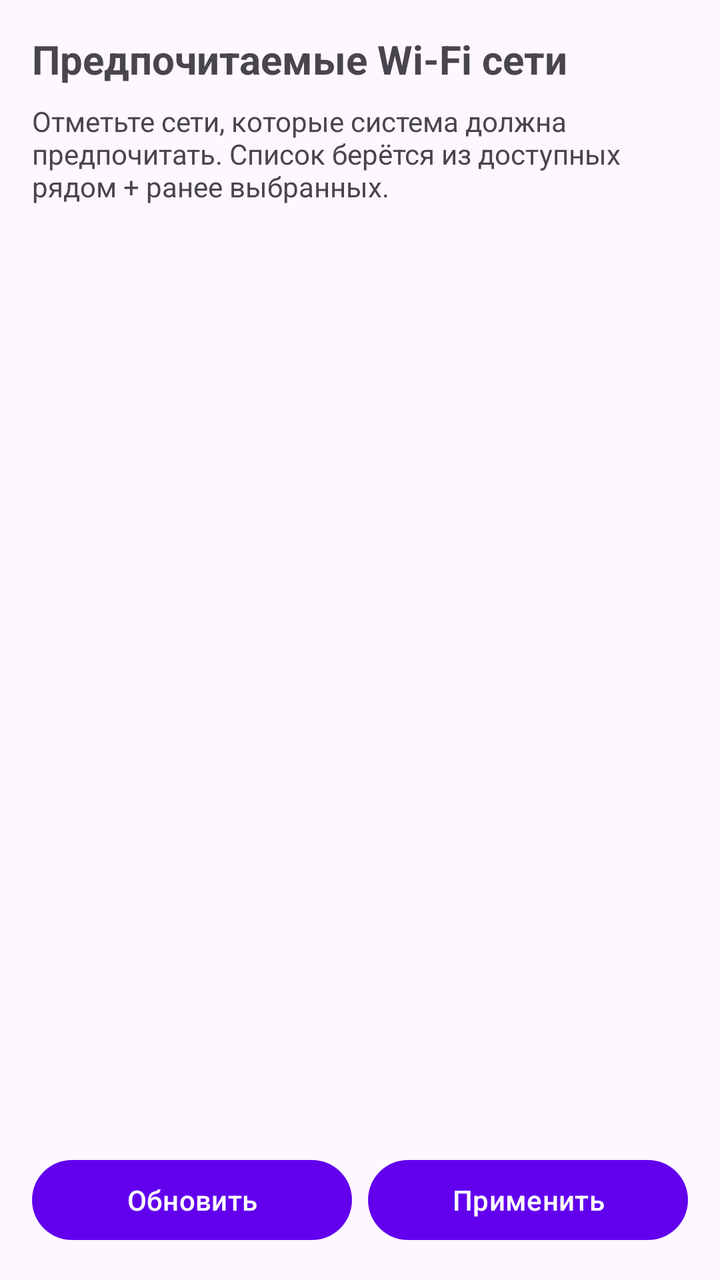
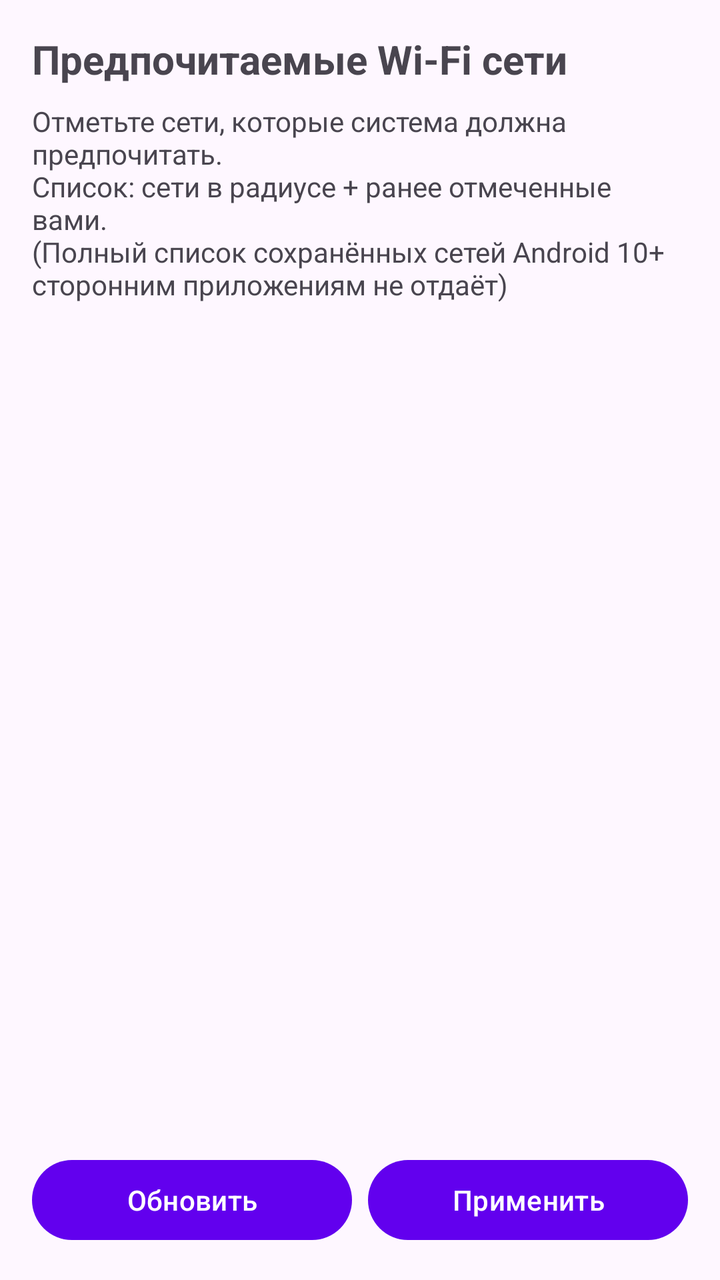

Two renders of the same Android screen: before a commit and after it. Below are the layout's source before the change and the commit's diff.
<!-- AndroidManifest.xml: activity theme Theme.PreferredWifi -->
<!-- res/layout/activity_main.xml -->
<?xml version="1.0" encoding="utf-8"?>
<LinearLayout xmlns:android="http://schemas.android.com/apk/res/android"
    android:layout_width="match_parent"
    android:layout_height="match_parent"
    android:orientation="vertical"
    android:padding="16dp">

    <TextView
        android:layout_width="match_parent"
        android:layout_height="wrap_content"
        android:text="Предпочитаемые Wi-Fi сети"
        android:textSize="20sp"
        android:textStyle="bold"
        android:paddingBottom="8dp" />

    <TextView
        android:layout_width="match_parent"
        android:layout_height="wrap_content"
        android:text="Отметьте сети, которые система должна предпочитать. Список берётся из доступных рядом + ранее выбранных."
        android:textSize="14sp"
        android:paddingBottom="12dp" />

    <androidx.recyclerview.widget.RecyclerView
        android:id="@+id/recyclerView"
        android:layout_width="match_parent"
        android:layout_height="0dp"
        android:layout_weight="1" />

    <LinearLayout
        android:layout_width="match_parent"
        android:layout_height="wrap_content"
        android:orientation="horizontal"
        android:paddingTop="12dp">

        <com.google.android.material.button.MaterialButton
            android:id="@+id/btnRefresh"
            android:layout_width="0dp"
            android:layout_height="wrap_content"
            android:layout_weight="1"
            android:text="Обновить"
            android:layout_marginEnd="8dp" />

        <com.google.android.material.button.MaterialButton
            android:id="@+id/btnApply"
            android:layout_width="0dp"
            android:layout_height="wrap_content"
            android:layout_weight="1"
            android:text="Применить" />
    </LinearLayout>

</LinearLayout>
<!-- resources referenced by this layout -->
<resources>
  <style name="Theme.PreferredWifi" parent="Theme.Material3.DayNight.NoActionBar">
          <item name="colorPrimary">@color/purple_500</item>
          <item name="colorPrimaryVariant">@color/purple_700</item>
          <item name="colorOnPrimary">@color/white</item>
      </style>
  <color name="purple_500">#FF6200EE</color>
  <color name="purple_700">#FF3700B3</color>
  <color name="white">#FFFFFFFF</color>
</resources>

<!-- the commit's change to res/layout/activity_main.xml (unified diff, before → after) -->
@@ -16,7 +16,7 @@
     <TextView
         android:layout_width="match_parent"
         android:layout_height="wrap_content"
-        android:text="Отметьте сети, которые система должна предпочитать. Список берётся из доступных рядом + ранее выбранных."
+        android:text="Отметьте сети, которые система должна предпочитать.\nСписок: сети в радиусе + ранее отмеченные вами.\n(Полный список сохранённых сетей Android 10+ сторонним приложениям не отдаёт)"
         android:textSize="14sp"
         android:paddingBottom="12dp" />
 
